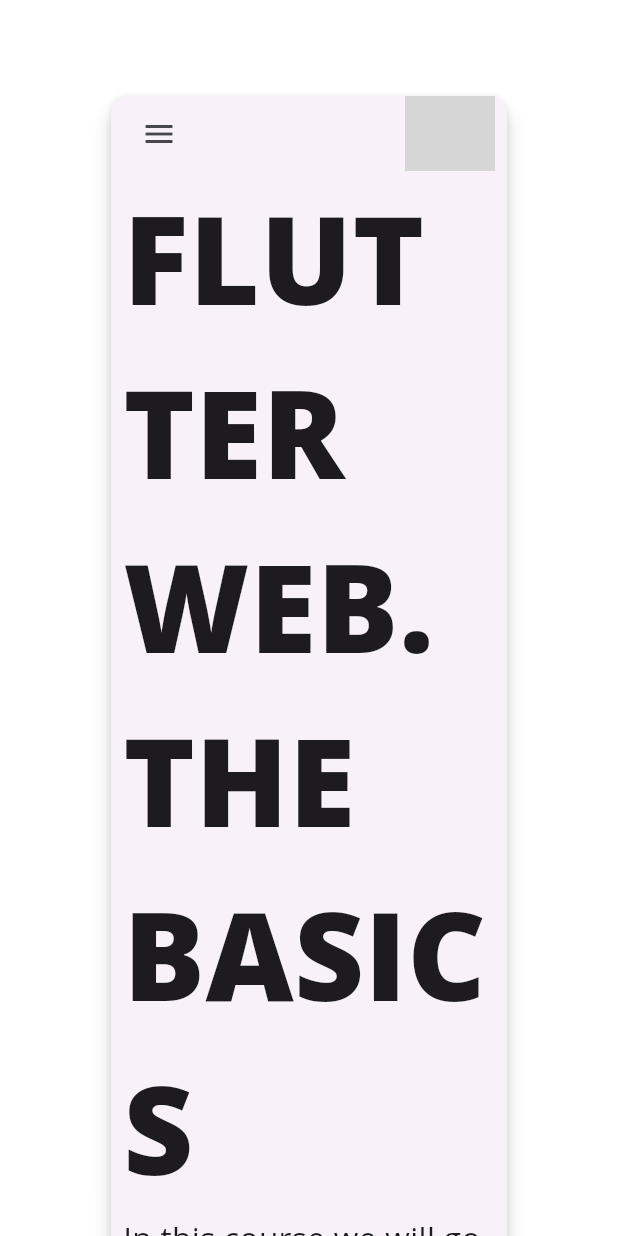
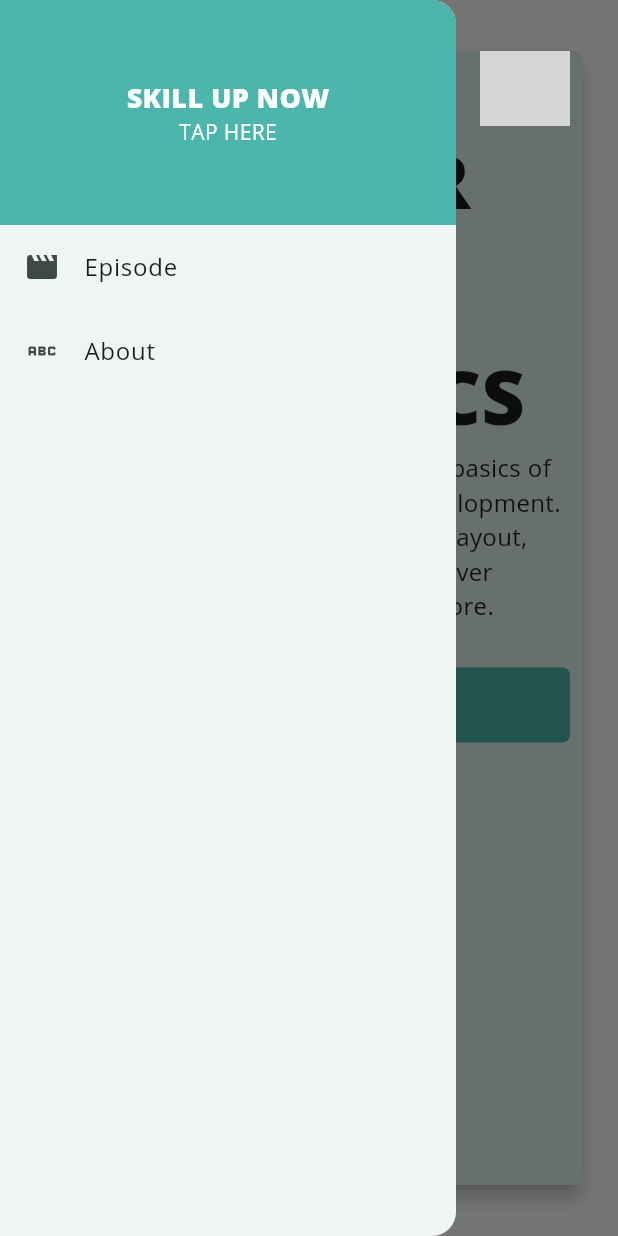
Before and after one commit to Praanim/First-Web-Project, a Flutter app: the screen it shows after launch, after a tap on the "menu" icon, on a phone screen of 412 x 824 dp. Run offline on Flutter 3.47's test engine with Material 3 defaults, Android fonts, the phone set to English and light mode, and no system bars; our stand-ins replace responsive_builder; network calls fail; grey boxes are pictures that could not be loaded.

Commit message:
saving for pushing the code

```diff
--- a/lib/main.dart
+++ b/lib/main.dart
@@ -13,7 +13,10 @@
     return MaterialApp(
       title: 'Flutter Demo',
       theme: ThemeData(
-        colorScheme: ColorScheme.fromSeed(seedColor: Colors.deepPurple),
+        colorScheme: ColorScheme.fromSeed(
+            seedColor: Colors.teal,
+            primary: Colors.teal.shade50,
+            secondary: Colors.teal.shade300),
         textTheme: Theme.of(context).textTheme.apply(fontFamily: 'Open Sans'),
         useMaterial3: true,
       ),
--- a/lib/views/home/home_desktop_content.dart
+++ b/lib/views/home/home_desktop_content.dart
@@ -1,19 +1,22 @@
 import 'package:basic_website/widgets/course_details/course_details.dart';
 import 'package:basic_website/widgets/join_course_button/join_course_button.dart';
 import 'package:flutter/material.dart';
+import 'package:flutter/widgets.dart';
 
 class HomeDesktopContent extends StatelessWidget {
   const HomeDesktopContent({super.key});
 
   @override
   Widget build(BuildContext context) {
-    return const Row(
+    return Row(
       children: [
-        Expanded(child: CourseDetails()),
+        const Expanded(flex: 3, child: CourseDetails()),
         Expanded(
+          flex: 2,
           child: Center(
             child: CallToAction(
               title: 'Join Course',
+              buttonColor: Theme.of(context).colorScheme.secondary,
             ),
           ),
         )
--- a/lib/views/home/home_mobile_content.dart
+++ b/lib/views/home/home_mobile_content.dart
@@ -7,13 +7,16 @@
 
   @override
   Widget build(BuildContext context) {
-    return const Column(
+    return Column(
       children: [
-        CourseDetails(),
-        SizedBox(
+        const CourseDetails(),
+        const SizedBox(
           height: 30,
         ),
-        CallToAction(title: 'Join Course'),
+        CallToAction(
+          title: 'Join Course',
+          buttonColor: Theme.of(context).colorScheme.secondary,
+        ),
       ],
     );
   }
--- a/lib/views/home/home_view.dart
+++ b/lib/views/home/home_view.dart
@@ -1,17 +1,26 @@
 import 'package:basic_website/views/home/home_content.dart';
 import 'package:basic_website/widgets/NavigationBar/navigation_bar.dart';
 import 'package:basic_website/widgets/centered_view/centered_view.dart';
+import 'package:basic_website/widgets/navigation_drawer/navigation_drawer.dart';
 import 'package:flutter/material.dart';
+import 'package:responsive_builder/responsive_builder.dart';
+
+final GlobalKey<ScaffoldState> scaffoldKey = GlobalKey<ScaffoldState>();
 
 class HomeView extends StatelessWidget {
   const HomeView({super.key});
 
   @override
   Widget build(BuildContext context) {
-    return const Scaffold(
-      backgroundColor: Colors.white,
-      body: SingleChildScrollView(
-        child: CeneteredView(
+    return ResponsiveBuilder(builder: (context, sizingInformation) {
+      final isMobile = sizingInformation.isMobile;
+
+      return Scaffold(
+        key: scaffoldKey,
+        backgroundColor: Colors.white,
+        drawerEnableOpenDragGesture: false,
+        drawer: isMobile ? const CustomNavDrawer() : null,
+        body: const CeneteredView(
           child: Padding(
             padding: EdgeInsets.symmetric(horizontal: 8.0),
             child: Column(
@@ -19,7 +28,7 @@
             ),
           ),
         ),
-      ),
-    );
+      );
+    });
   }
 }
--- a/lib/widgets/NavigationBar/navigation_bar_mobile.dart
+++ b/lib/widgets/NavigationBar/navigation_bar_mobile.dart
@@ -1,3 +1,4 @@
+import 'package:basic_website/views/home/home_view.dart';
 import 'package:basic_website/widgets/NavigationBar/nav_bar_logo.dart';
 import 'package:flutter/material.dart';
 
@@ -15,6 +16,8 @@
           IconButton(
               onPressed: () {
                 //TODO:implement a drawer
+
+                scaffoldKey.currentState?.openDrawer();
               },
               icon: const Icon(Icons.menu)),
           const NavBarLogo(),
--- a/lib/widgets/centered_view/centered_view.dart
+++ b/lib/widgets/centered_view/centered_view.dart
@@ -8,15 +8,15 @@
   @override
   Widget build(BuildContext context) {
     return Container(
-      padding: const EdgeInsets.symmetric(horizontal: 70.0, vertical: 60),
-      alignment: Alignment.topCenter,
+      padding: const EdgeInsets.symmetric(horizontal: 20.0, vertical: 30),
+      alignment: Alignment.center,
       child: Card(
         elevation: 5,
         child: Container(
           decoration: BoxDecoration(
-            borderRadius: BorderRadius.circular(5),
-            // color: Colors.amber.shade200,
-          ),
+              borderRadius: BorderRadius.circular(5), color: Colors.teal.shade50
+              // color: Colors.amber.shade200,
+              ),
           child: ConstrainedBox(
               constraints: const BoxConstraints(maxWidth: 1200), child: child),
         ),
--- a/lib/widgets/course_details/course_details.dart
+++ b/lib/widgets/course_details/course_details.dart
@@ -1,26 +1,40 @@
 import 'package:flutter/material.dart';
+import 'package:responsive_builder/responsive_builder.dart';
 
 class CourseDetails extends StatelessWidget {
   const CourseDetails({super.key});
 
   @override
   Widget build(BuildContext context) {
-    return const SizedBox(
+    return ResponsiveBuilder(builder: (context, sizingInformation) {
+      final isDesktop = sizingInformation.isDesktop;
+
+      return SizedBox(
         // height: 600,
         child: Column(
           children: [
             Text(
               'FLUTTER WEB.\nTHE BASICS',
-            style: TextStyle(fontWeight: FontWeight.w800, fontSize: 81),
+              textAlign: _textAlign(isDesktop),
+              style: TextStyle(
+                fontWeight: FontWeight.w800,
+                fontSize: isDesktop ? 81 : 50,
+              ),
             ),
             Text(
               'In this course we will go over the basics of using Flutter Web for website development. Topics will include Responsive Layout, Deploying, Font Changes, Hover Functionality, Modals and more.',
+              textAlign: _textAlign(isDesktop),
               style: TextStyle(
-              fontSize: 21,
+                fontSize: isDesktop ? 21 : 16,
               ),
             )
           ],
         ),
       );
+    });
+  }
+
+  TextAlign _textAlign(bool isDesktop) {
+    return isDesktop ? TextAlign.left : TextAlign.center;
   }
 }
--- a/lib/widgets/join_course_button/join_course_button.dart
+++ b/lib/widgets/join_course_button/join_course_button.dart
@@ -6,17 +6,27 @@
 class CallToAction extends StatelessWidget {
   final String title;
 
+  final Color buttonColor;
+
   const CallToAction({
     super.key,
     required this.title,
+    required this.buttonColor,
   });
 
   @override
   Widget build(BuildContext context) {
     return ScreenTypeLayout.builder(
-      desktop: (context) => JoinCourseDeskTop(title: title),
-      tablet: (context) => JoinCourseDeskTop(title: title),
-      mobile: (context) => JoinCourseMobileButton(title: title),
+      desktop: (context) => JoinCourseDeskTop(
+        title: title,
+        buttonColor: Theme.of(context).colorScheme.secondary,
+      ),
+      tablet: (context) => JoinCourseDeskTop(
+        title: title,
+        buttonColor: buttonColor,
+      ),
+      mobile: (context) =>
+          JoinCourseMobileButton(title: title, buttonColor: buttonColor),
     );
   }
 }
--- a/lib/widgets/join_course_button/join_course_desktop_button.dart
+++ b/lib/widgets/join_course_button/join_course_desktop_button.dart
@@ -3,15 +3,17 @@
 class JoinCourseDeskTop extends StatelessWidget {
   final String title;
 
-  const JoinCourseDeskTop({super.key, required this.title});
+  final Color buttonColor;
+
+  const JoinCourseDeskTop(
+      {super.key, required this.title, required this.buttonColor});
 
   @override
   Widget build(BuildContext context) {
     return Container(
       padding: const EdgeInsets.symmetric(horizontal: 60, vertical: 15),
       decoration: BoxDecoration(
-          color: const Color.fromARGB(255, 31, 229, 146),
-          borderRadius: BorderRadius.circular(5)),
+          color: buttonColor, borderRadius: BorderRadius.circular(5)),
       child: Text(
         title,
         style: const TextStyle(
--- a/lib/widgets/join_course_button/join_course_mobile_button.dart
+++ b/lib/widgets/join_course_button/join_course_mobile_button.dart
@@ -3,7 +3,10 @@
 class JoinCourseMobileButton extends StatelessWidget {
   final String title;
 
-  const JoinCourseMobileButton({super.key, required this.title});
+  final Color buttonColor;
+
+  const JoinCourseMobileButton(
+      {super.key, required this.title, required this.buttonColor});
 
   @override
   Widget build(BuildContext context) {
@@ -12,8 +15,7 @@
       height: 50,
       margin: const EdgeInsets.only(bottom: 10),
       decoration: BoxDecoration(
-          color: const Color.fromARGB(255, 31, 229, 146),
-          borderRadius: BorderRadius.circular(5)),
+          color: buttonColor, borderRadius: BorderRadius.circular(5)),
       child: Center(
         child: Text(
           title,
--- /dev/null
+++ b/lib/widgets/navigation_drawer/navigation_drawer.dart
@@ -0,0 +1,21 @@
+import 'package:basic_website/widgets/navigation_drawer/navigation_drawer_header.dart';
+import 'package:basic_website/widgets/navigation_drawer/navigation_drawer_item.dart';
+import 'package:flutter/material.dart';
+
+class CustomNavDrawer extends StatelessWidget {
+  const CustomNavDrawer({super.key});
+
+  @override
+  Widget build(BuildContext context) {
+    return const Drawer(
+      child: Column(
+        mainAxisSize: MainAxisSize.min,
+        children: [
+          NavigationDrawerHeader(),
+          DrawerItem(title: 'Episode', iconData: Icons.movie),
+          DrawerItem(title: 'About', iconData: Icons.abc_outlined)
+        ],
+      ),
+    );
+  }
+}
--- /dev/null
+++ b/lib/widgets/navigation_drawer/navigation_drawer_header.dart
@@ -0,0 +1,31 @@
+import 'package:flutter/material.dart';
+
+class NavigationDrawerHeader extends StatelessWidget {
+  const NavigationDrawerHeader({super.key});
+
+  @override
+  Widget build(BuildContext context) {
+    return Container(
+      height: 150,
+      color: Theme.of(context).colorScheme.secondary,
+      alignment: Alignment.center,
+      child: const Column(
+        mainAxisSize: MainAxisSize.min,
+        children: <Widget>[
+          Text(
+            'SKILL UP NOW',
+            style: TextStyle(
+              fontSize: 18,
+              fontWeight: FontWeight.w800,
+              color: Colors.white,
+            ),
+          ),
+          Text(
+            'TAP HERE',
+            style: TextStyle(color: Colors.white),
+          )
+        ],
+      ),
+    );
+  }
+}
--- /dev/null
+++ b/lib/widgets/navigation_drawer/navigation_drawer_item.dart
@@ -0,0 +1,18 @@
+import 'package:flutter/material.dart';
+
+class DrawerItem extends StatelessWidget {
+  final String title;
+  final IconData iconData;
+
+  const DrawerItem({super.key, required this.title, required this.iconData});
+
+  @override
+  Widget build(BuildContext context) {
+    return ListTile(
+      leading: Icon(iconData),
+      title: Text(
+        title,
+      ),
+    );
+  }
+}
```
Lines whose indentation alone changed are shown as unchanged.
